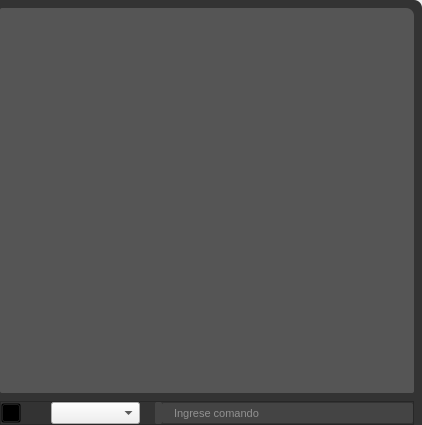
Old version of the form UI/frame_draw.ui in the repository edwinar13/MPM-UN.
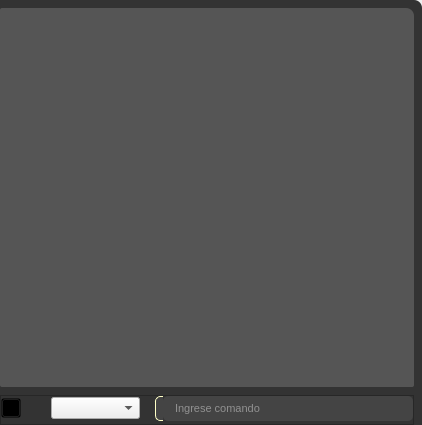
New version of the form. Icons and pictures are not drawn.

```diff
--- a/UI/frame_draw.ui
+++ b/UI/frame_draw.ui
@@ -76,25 +76,34 @@
 QLineEdit#lineEdit_console{
 background-color: #444444;
 color: #DDDDDD;
-border-radius: 2px ;
+border-radius: 5px ;
+
 padding-left: 10px;
 }
 
 #label_console{
 background-color: #444444;
 color: #DDDDDD;
-border-radius: 2px ;
+
+border-top-left-radius: 5px ;
+border-bottom-left-radius: 5px ;
+
 margin-left: 10px;
+
+border-top: 1px solid rgb(254, 255, 198);
+border-bottom: 1px solid rgb(254, 255, 198);
+border-left: 1px solid rgb(254, 255, 198);
 }
 
 
 QLineEdit#lineEdit_console:hover {
 	border: 2px solid rgb(64, 71, 88);
 }
+/*
 QLineEdit#lineEdit_console:focus {
 	border: 2px solid rgb(91, 101, 124);
 }
-
+*/
 
 </string>
   </property>
@@ -251,7 +260,7 @@
              <number>0</number>
             </property>
             <property name="bottomMargin">
-             <number>0</number>
+             <number>3</number>
             </property>
             <item>
              <widget class="QToolButton" name="toolButton_closeConsole">
@@ -385,13 +394,13 @@
                 <property name="minimumSize">
                  <size>
                   <width>0</width>
-                  <height>20</height>
+                  <height>25</height>
                  </size>
                 </property>
                 <property name="maximumSize">
                  <size>
                   <width>16777215</width>
-                  <height>20</height>
+                  <height>25</height>
                  </size>
                 </property>
                 <property name="font">
```
